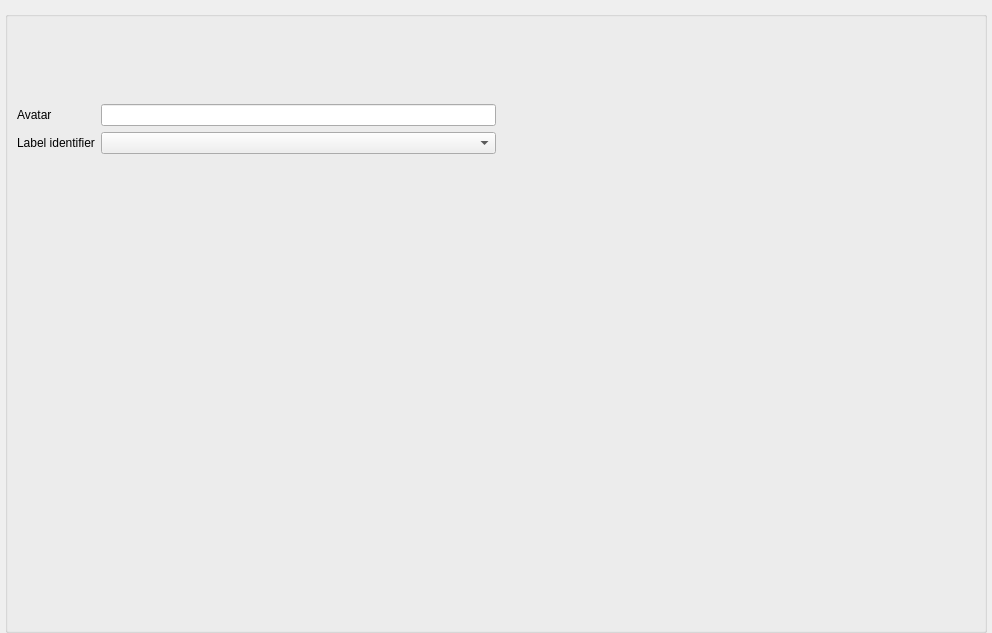
This is dctag/gui/session/session_view.ui in DC-analysis/DCTag as Qt 5 draws it before an edit. The edited form follows.
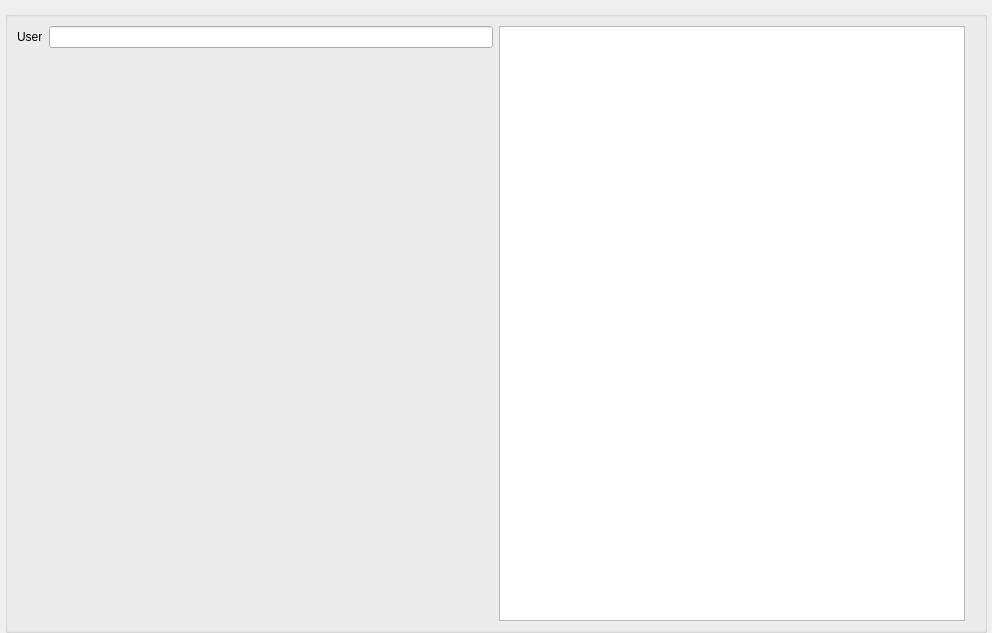
This is the edited form.

Commit message: enh: integrated session management in info tab

What changed in the file:
```diff
--- a/dctag/gui/session/session_view.ui
+++ b/dctag/gui/session/session_view.ui
@@ -27,48 +27,8 @@
     <widget class="QGroupBox" name="label_identifier_box">
      <layout class="QHBoxLayout" name="horizontalLayout" stretch="0,0">
       <item>
-       <layout class="QGridLayout" name="gridLayout" rowstretch="1,0,0,0,6">
-        <item row="1" column="0">
-         <widget class="QLabel" name="avatar_text">
-          <property name="text">
-           <string>Avatar</string>
-          </property>
-         </widget>
-        </item>
-        <item row="0" column="1">
-         <spacer name="verticalSpacer">
-          <property name="orientation">
-           <enum>Qt::Vertical</enum>
-          </property>
-          <property name="sizeHint" stdset="0">
-           <size>
-            <width>20</width>
-            <height>40</height>
-           </size>
-          </property>
-         </spacer>
-        </item>
-        <item row="3" column="0">
-         <widget class="QLabel" name="label_identifier_text">
-          <property name="text">
-           <string>Label identifier</string>
-          </property>
-         </widget>
-        </item>
-        <item row="1" column="1">
-         <widget class="QLineEdit" name="avatar_line_text"/>
-        </item>
-        <item row="3" column="1">
-         <widget class="QComboBox" name="label_identifier_dropdown">
-          <property name="enabled">
-           <bool>true</bool>
-          </property>
-          <property name="editable">
-           <bool>false</bool>
-          </property>
-         </widget>
-        </item>
-        <item row="4" column="1">
+       <layout class="QGridLayout" name="gridLayout" rowstretch="1,0,0">
+        <item row="2" column="1">
          <spacer name="verticalSpacer_2">
           <property name="orientation">
            <enum>Qt::Vertical</enum>
@@ -81,20 +41,31 @@
           </property>
          </spacer>
         </item>
+        <item row="0" column="1">
+         <widget class="QLineEdit" name="lineEdit_user"/>
+        </item>
+        <item row="0" column="0">
+         <widget class="QLabel" name="label">
+          <property name="text">
+           <string>User</string>
+          </property>
+         </widget>
+        </item>
        </layout>
       </item>
       <item>
-       <spacer name="horizontalSpacer">
-        <property name="orientation">
-         <enum>Qt::Horizontal</enum>
+       <layout class="QVBoxLayout" name="verticalLayout">
+        <property name="rightMargin">
+         <number>10</number>
         </property>
-        <property name="sizeHint" stdset="0">
-         <size>
-          <width>40</width>
-          <height>20</height>
-         </size>
-        </property>
-       </spacer>
+        <item>
+         <widget class="QPlainTextEdit" name="plainTextEdit_logs">
+          <property name="readOnly">
+           <bool>true</bool>
+          </property>
+         </widget>
+        </item>
+       </layout>
       </item>
      </layout>
     </widget>
```
The commit also changes 5 other files.
